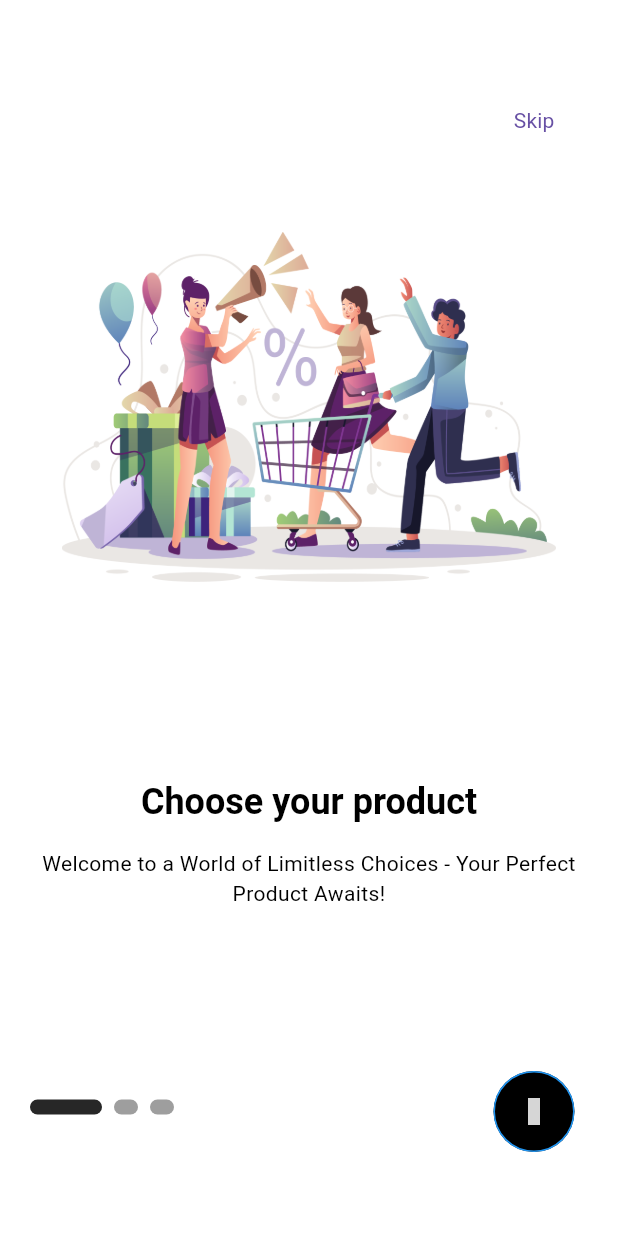
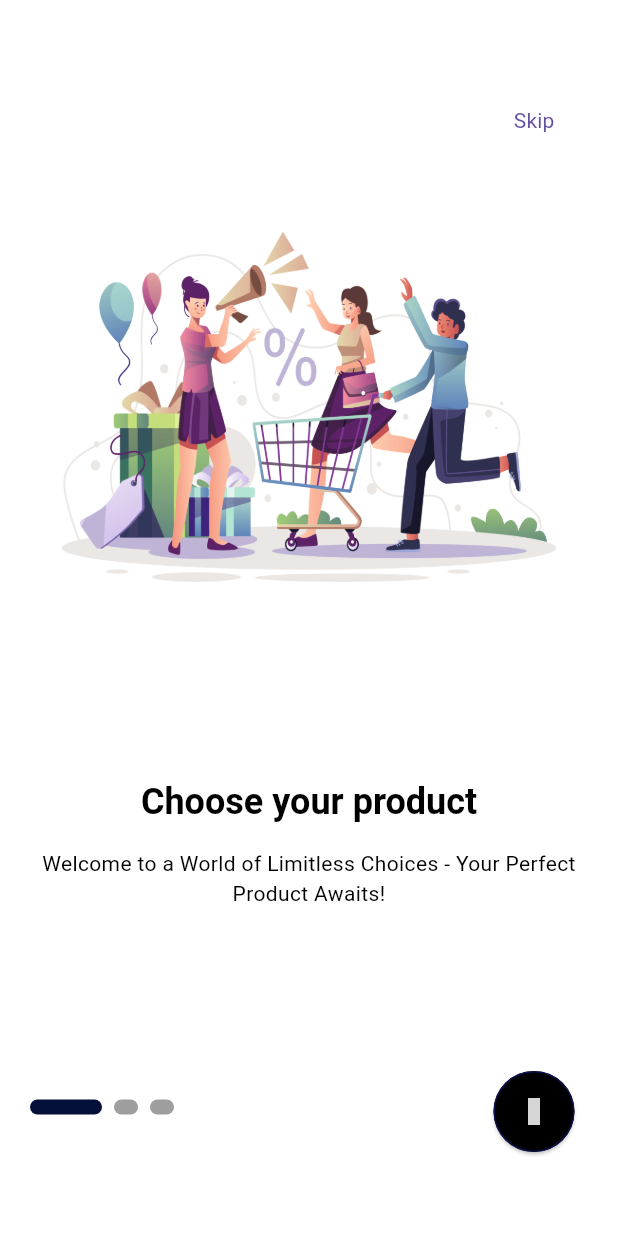
Before and after one commit to arifbsns22/professional-Ecommerce, a Flutter app: the screen it shows after launch, on a phone screen of 412 x 824 dp. Run offline on Flutter 3.47's test engine with Material 3 defaults, Android fonts, the phone set to English and light mode, and no system bars; drawn by our look-alikes of smooth_page_indicator; our stand-ins replace get, get_storage, iconsax, logger; Roboto replaces fonts that are missing (Poppins); grey boxes are pictures that could not be loaded.

Commit message:
elevated button color change for dark bg
elevated button color change for dark bg

```diff
--- a/lib/utils/constants/colors.dart
+++ b/lib/utils/constants/colors.dart
@@ -4,7 +4,7 @@ class TColors {
   TColors._();
 
   // App Basic Colors
-  static const Color primary = Color(0xFF4B68FF);
+  static const Color primary = Color(0xFF0D104B);
   static const Color secondary = Color(0xFFFFE24B);
   static const Color accent = Color(0xFFB0C7FF);
 
@@ -26,7 +26,7 @@ class TColors {
 
   // Background Colors
   static const Color light = Color(0xFFF6F6F6);
-  static const Color dark = Color(0xFF272727);
+  static const Color dark = Color(0xFF05103A);
   static const Color primaryBackground = Color(0xFFF3F5FF);
 
   // Background Container Colors
--- a/lib/utils/theme/custom_themes/appbar_theme.dart
+++ b/lib/utils/theme/custom_themes/appbar_theme.dart
@@ -6,7 +6,7 @@ class TAppBarTheme {
   static const lightAppBarTheme = AppBarTheme(
     elevation: 0,
     centerTitle: false,
-    scrolledUnderElevation: 0,
+    scrolledUnderElevation: 1,
     backgroundColor: Colors.transparent,
     surfaceTintColor: Colors.transparent,
     iconTheme: IconThemeData(color: Colors.black, size: 24),
--- a/lib/utils/theme/custom_themes/elevated_button_theme.dart
+++ b/lib/utils/theme/custom_themes/elevated_button_theme.dart
@@ -7,12 +7,12 @@ class TElevatedButtonTheme {
   /// Light Theme
   static final lightElevatedButtonTheme = ElevatedButtonThemeData(
     style: ElevatedButton.styleFrom(
-      elevation: 0,
+      elevation: 1,
       foregroundColor: Colors.white,
-      backgroundColor: Colors.blue,
+      backgroundColor: const Color(0xFF0D104B),
       disabledForegroundColor: Colors.grey,
       disabledBackgroundColor: Colors.grey,
-      side: const BorderSide(color: Colors.blue),
+      side: const BorderSide(color: Color(0xFF0D104B)),
       padding: const EdgeInsets.symmetric(vertical: 18),
       textStyle: const TextStyle(
         fontSize: 16,
@@ -30,14 +30,14 @@ class TElevatedButtonTheme {
     style: ElevatedButton.styleFrom(
       elevation: 0,
       foregroundColor: Colors.white,
-      backgroundColor: Colors.blue,
+      backgroundColor: const Color(0xFF00F236),
       disabledForegroundColor: Colors.grey,
       disabledBackgroundColor: Colors.grey,
-      side: const BorderSide(color: Colors.blue),
+      side: const BorderSide(color: Color(0xFF00F236)),
       padding: const EdgeInsets.symmetric(vertical: 18),
       textStyle: const TextStyle(
         fontSize: 16,
-        color: Colors.white,
+        color: Colors.black,
         fontWeight: FontWeight.w600,
       ),
       shape: RoundedRectangleBorder(
--- a/lib/utils/theme/custom_themes/outlined_button.dart
+++ b/lib/utils/theme/custom_themes/outlined_button.dart
@@ -24,7 +24,7 @@ class TOutlinedButtonTheme {
     style: OutlinedButton.styleFrom(
       elevation: 0,
       foregroundColor: Colors.white,
-      side: const BorderSide(color: Colors.blueAccent),
+      side: const BorderSide(color: Color(0xFF00F236)),
       textStyle: const TextStyle(
         fontSize: 16,
         color: Colors.white,
```
